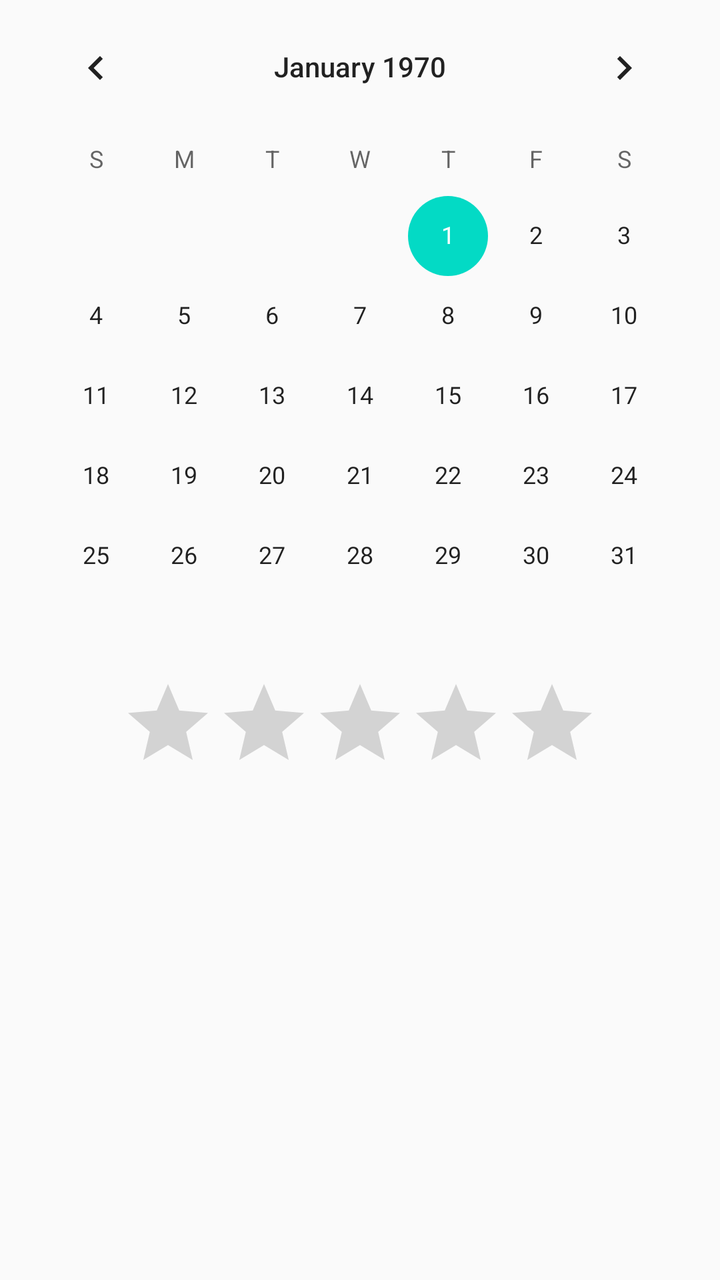
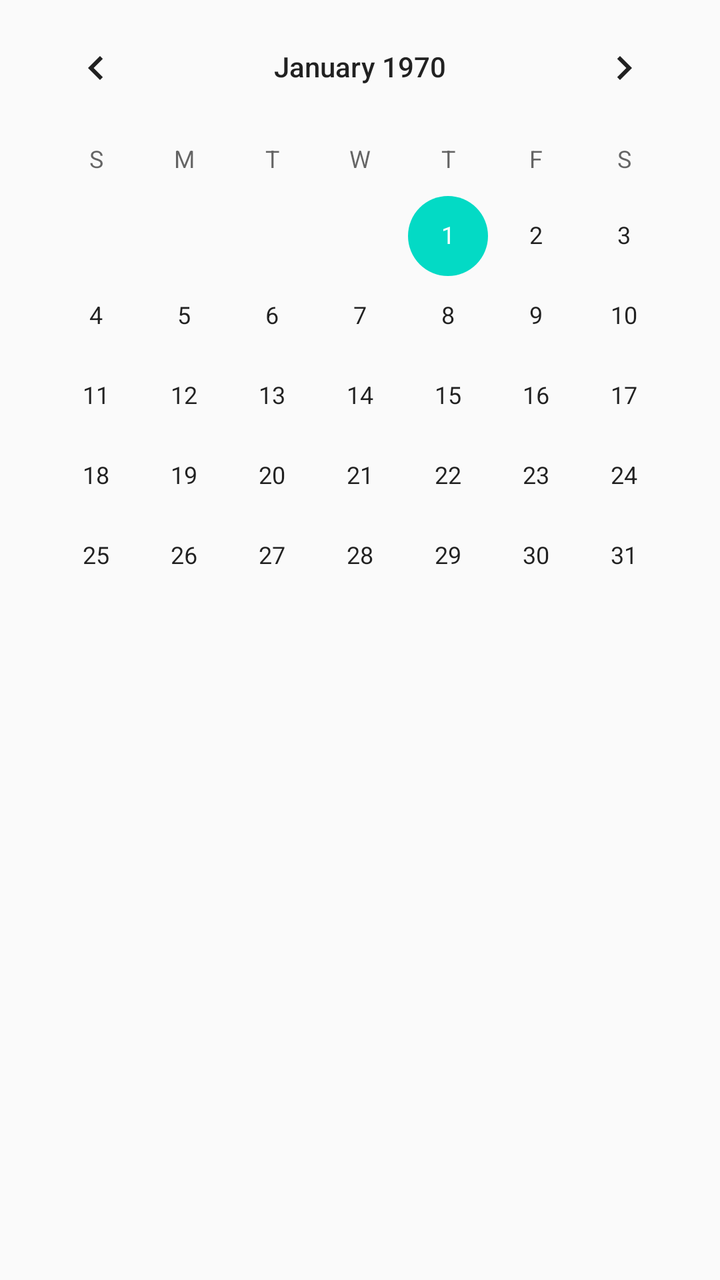

Before-and-after screenshots of an Android layout around one commit, followed by the original layout XML and the change that was made.
<!-- AndroidManifest.xml: application theme AppTheme -->
<!-- res/layout/fragment_journal_daily_mood.xml -->
<?xml version="1.0" encoding="utf-8"?>
<FrameLayout xmlns:android="http://schemas.android.com/apk/res/android"
    xmlns:app="http://schemas.android.com/apk/res-auto"
    xmlns:tools="http://schemas.android.com/tools"
    android:layout_width="match_parent"
    android:layout_height="match_parent"
    tools:context=".Journal.JournalDailyMood">

    <androidx.constraintlayout.widget.ConstraintLayout
        android:layout_width="match_parent"
        android:layout_height="match_parent">

        <CalendarView
            android:id="@+id/calendarView"
            android:layout_width="wrap_content"
            android:layout_height="wrap_content"
            app:layout_constraintEnd_toEndOf="parent"
            app:layout_constraintStart_toStartOf="parent"
            app:layout_constraintTop_toTopOf="parent" />

        <RatingBar
            android:id="@+id/ratingBar"
            android:layout_width="wrap_content"
            android:layout_height="wrap_content"
            app:layout_constraintEnd_toEndOf="parent"
            app:layout_constraintStart_toStartOf="parent"
            app:layout_constraintTop_toBottomOf="@+id/calendarView" />
    </androidx.constraintlayout.widget.ConstraintLayout>
</FrameLayout>
<!-- resources referenced by this layout -->
<resources>
  <style name="AppTheme" parent="Theme.AppCompat.Light.NoActionBar">
          
          <item name="colorPrimary">@color/colorPrimary</item>
          <item name="colorPrimaryDark">@color/colorPrimaryDark</item>
          <item name="colorAccent">@color/colorAccent</item>
      </style>
  <color name="colorPrimary">#6200EE</color>
  <color name="colorPrimaryDark">#3700B3</color>
  <color name="colorAccent">#03DAC5</color>
</resources>

<!-- the commit's change to res/layout/fragment_journal_daily_mood.xml (unified diff, before → after) -->
@@ -11,19 +11,12 @@
         android:layout_height="match_parent">
 
         <CalendarView
-            android:id="@+id/calendarView"
+            android:id="@+id/mood_calendar"
             android:layout_width="wrap_content"
             android:layout_height="wrap_content"
             app:layout_constraintEnd_toEndOf="parent"
             app:layout_constraintStart_toStartOf="parent"
             app:layout_constraintTop_toTopOf="parent" />
 
-        <RatingBar
-            android:id="@+id/ratingBar"
-            android:layout_width="wrap_content"
-            android:layout_height="wrap_content"
-            app:layout_constraintEnd_toEndOf="parent"
-            app:layout_constraintStart_toStartOf="parent"
-            app:layout_constraintTop_toBottomOf="@+id/calendarView" />
     </androidx.constraintlayout.widget.ConstraintLayout>
 </FrameLayout>
